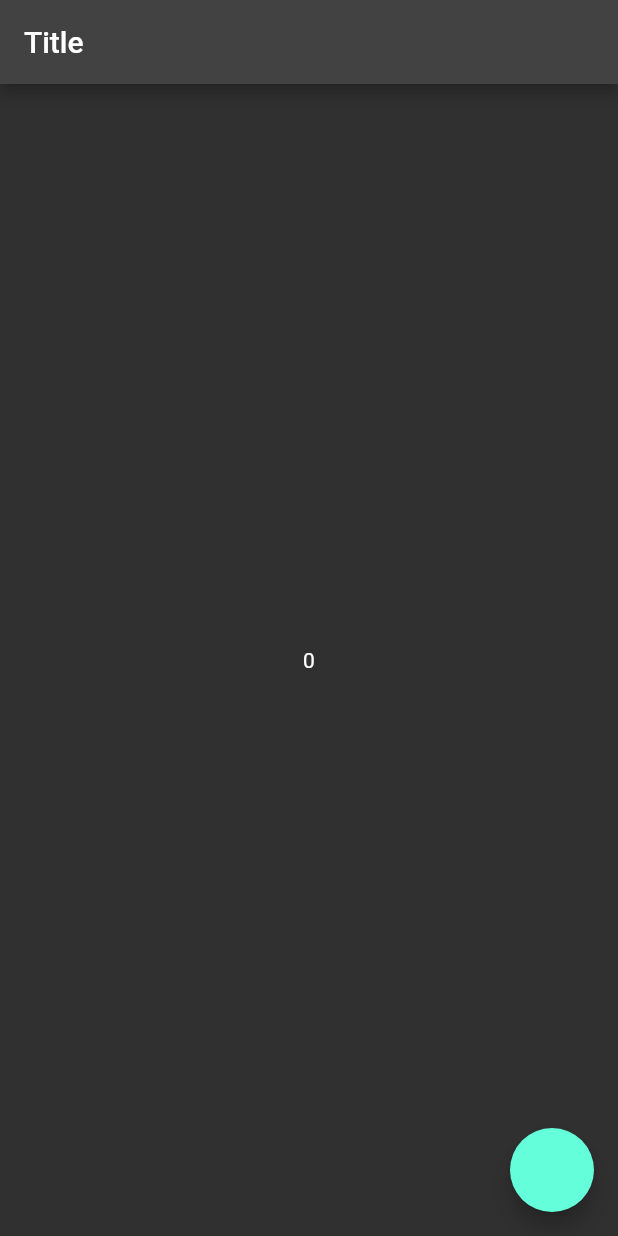
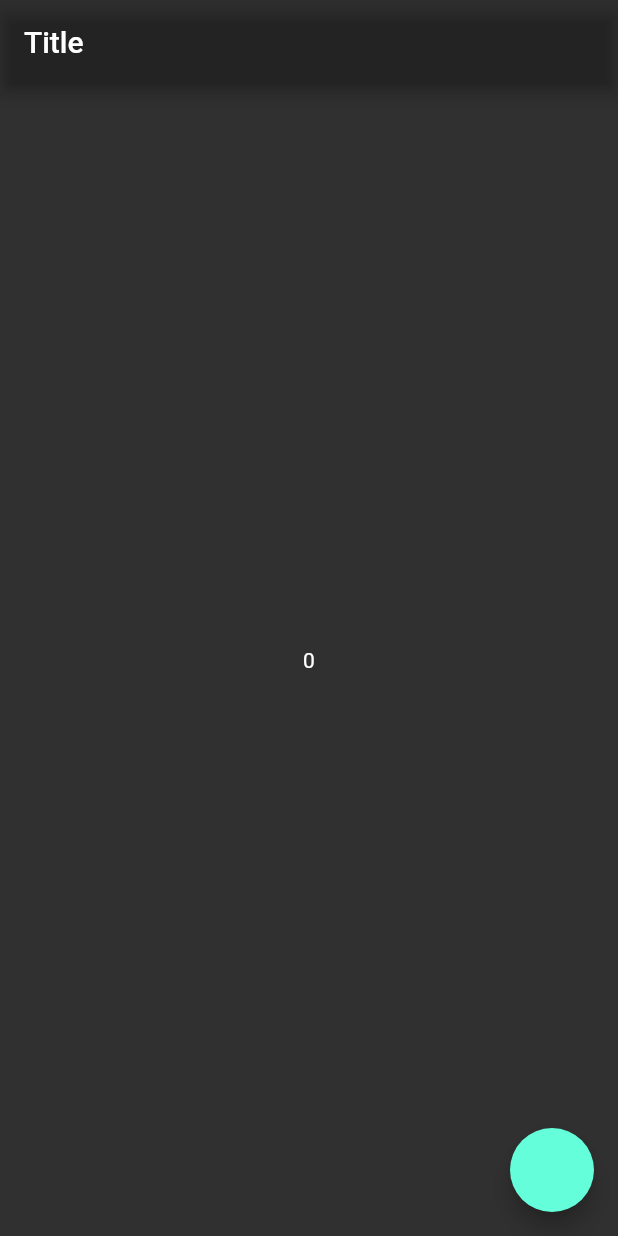
Before and after one commit to HardyJL/recurring_timer, a Flutter app: the screen it shows after launch, on a phone screen of 412 x 824 dp. Run offline on Flutter 3.47's test engine with Material 2 defaults, Android fonts, the phone set to English and light mode, and no system bars; our stand-ins replace get.

```diff
--- a/lib/features/home/home_controller.dart
+++ b/lib/features/home/home_controller.dart
@@ -1,3 +1,5 @@
+import 'dart:async';
+
 import 'package:get/get.dart';
 
 class HomeController extends GetxController {
--- a/lib/features/home/home_screen.dart
+++ b/lib/features/home/home_screen.dart
@@ -10,6 +10,7 @@ class HomeScreen extends StatelessWidget {
     final controller = Get.put(HomeController());
     return Scaffold(
       appBar: AppBar(
+        backgroundColor: Colors.transparent,
         title: const Text('Title'),
       ),
       body: Obx(
```
Also changed, not shown: 17 other files.
